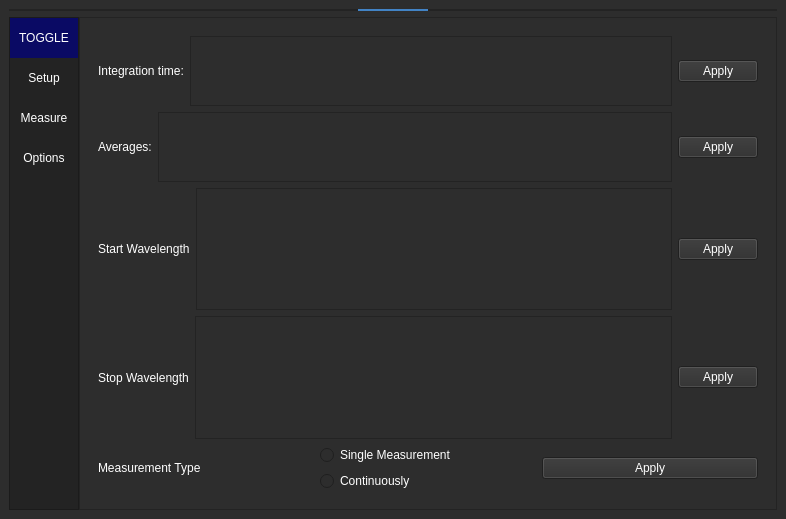
McNut55555/field_kit, file ui_main.ui: the form before one commit.
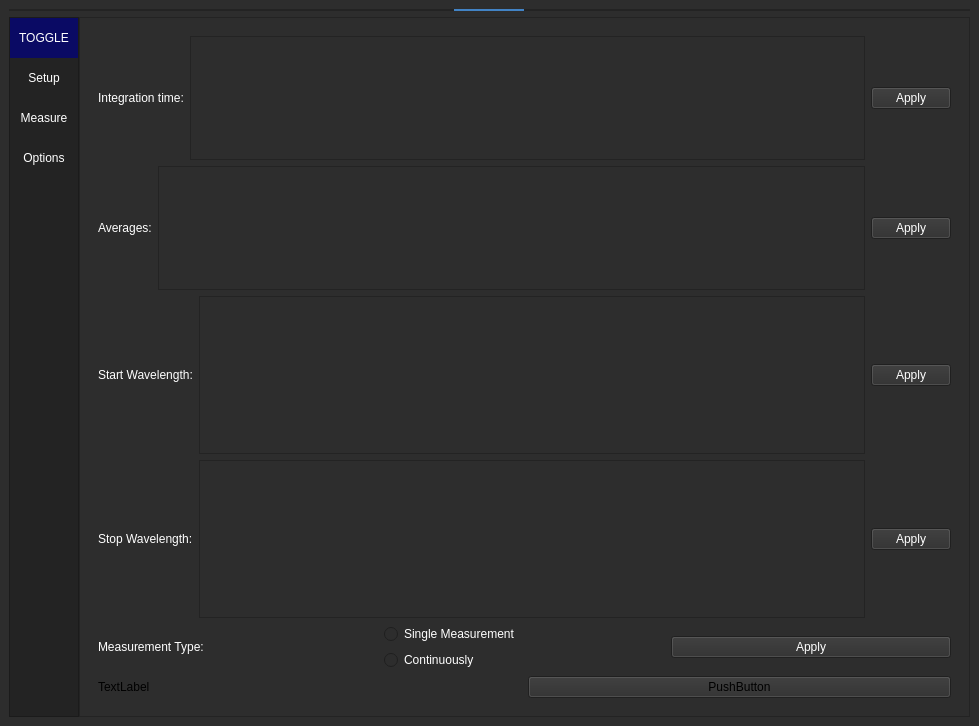
The form after the commit. The open tabs and pages were chosen to show the change. Custom widgets are drawn as their Qt base class.

Diff of the .ui file:
```diff
--- a/ui_main.ui
+++ b/ui_main.ui
@@ -6,8 +6,8 @@
    <rect>
     <x>0</x>
     <y>0</y>
-    <width>786</width>
-    <height>519</height>
+    <width>979</width>
+    <height>726</height>
    </rect>
   </property>
   <property name="minimumSize">
@@ -791,7 +791,7 @@
                      <string notr="true">color: #FFF;</string>
                     </property>
                     <property name="text">
-                     <string>Start Wavelength</string>
+                     <string>Start Wavelength:</string>
                     </property>
                    </widget>
                   </item>
@@ -822,7 +822,7 @@
                      <string notr="true">color: #FFF;</string>
                     </property>
                     <property name="text">
-                     <string>Stop Wavelength</string>
+                     <string>Stop Wavelength:</string>
                     </property>
                    </widget>
                   </item>
@@ -856,7 +856,7 @@
 </string>
                   </property>
                   <property name="text">
-                   <string>Measurement Type</string>
+                   <string>Measurement Type:</string>
                   </property>
                  </widget>
                 </item>
@@ -899,6 +899,24 @@
                 </item>
                </layout>
               </item>
+              <item>
+               <layout class="QHBoxLayout" name="horizontalLayout_13">
+                <item>
+                 <widget class="QLabel" name="label_6">
+                  <property name="text">
+                   <string>TextLabel</string>
+                  </property>
+                 </widget>
+                </item>
+                <item>
+                 <widget class="QPushButton" name="pushButton">
+                  <property name="text">
+                   <string>PushButton</string>
+                  </property>
+                 </widget>
+                </item>
+               </layout>
+              </item>
              </layout>
             </widget>
            </widget>
```
Left out of the diff: 2 changed lines with no effect on the pictures.
